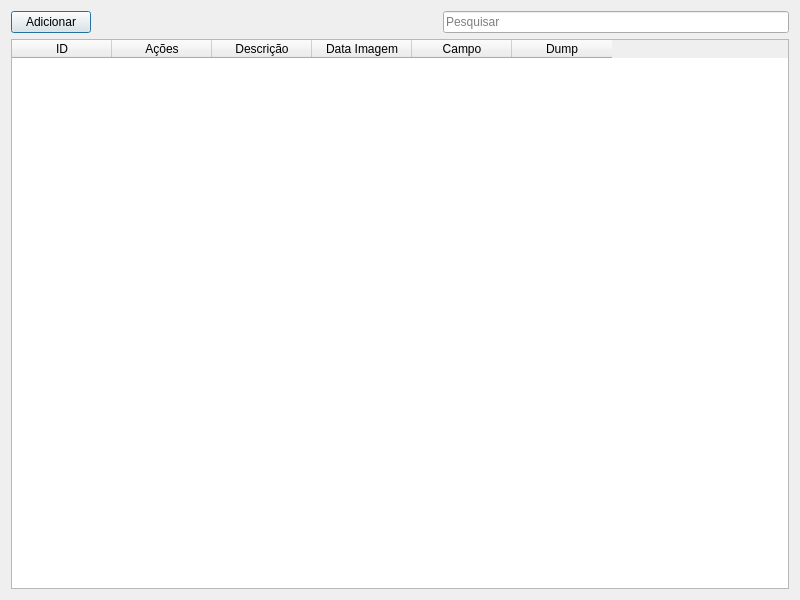
The window that uis/mPhotos.ui (dsgoficial/SAP_Gerente) describes before a commit, drawn with Qt 5.
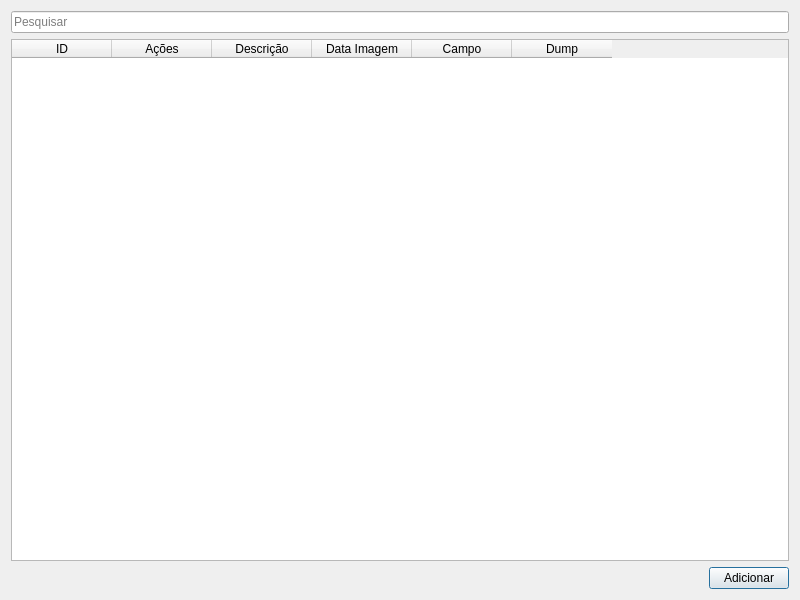
The same window after the commit.

Diff of the .ui file:
```diff
--- a/uis/mPhotos.ui
+++ b/uis/mPhotos.ui
@@ -14,37 +14,6 @@
    <string>Gerenciador de Fotos</string>
   </property>
   <layout class="QGridLayout" name="gridLayout">
-   <item row="0" column="0">
-    <layout class="QHBoxLayout" name="horizontalLayout">
-     <item>
-      <widget class="QPushButton" name="addFormBtn">
-       <property name="text">
-        <string>Adicionar</string>
-       </property>
-      </widget>
-     </item>
-     <item>
-      <spacer name="horizontalSpacer">
-       <property name="orientation">
-        <enum>Qt::Horizontal</enum>
-       </property>
-       <property name="sizeHint" stdset="0">
-        <size>
-         <width>40</width>
-         <height>20</height>
-        </size>
-       </property>
-      </spacer>
-     </item>
-     <item>
-      <widget class="QLineEdit" name="searchLineEdit">
-       <property name="placeholderText">
-        <string>Pesquisar</string>
-       </property>
-      </widget>
-     </item>
-    </layout>
-   </item>
    <item row="1" column="0">
     <widget class="QTableWidget" name="tableWidget">
      <column>
@@ -79,6 +48,24 @@
      </column>
     </widget>
    </item>
+   <item row="0" column="0">
+    <layout class="QHBoxLayout" name="horizontalLayout">
+     <item>
+      <widget class="QLineEdit" name="searchLe">
+       <property name="placeholderText">
+        <string>Pesquisar</string>
+       </property>
+      </widget>
+     </item>
+    </layout>
+   </item>
+   <item row="2" column="0" alignment="Qt::AlignRight">
+    <widget class="QPushButton" name="addFormBtn">
+     <property name="text">
+      <string>Adicionar</string>
+     </property>
+    </widget>
+   </item>
   </layout>
  </widget>
  <resources/>
```
